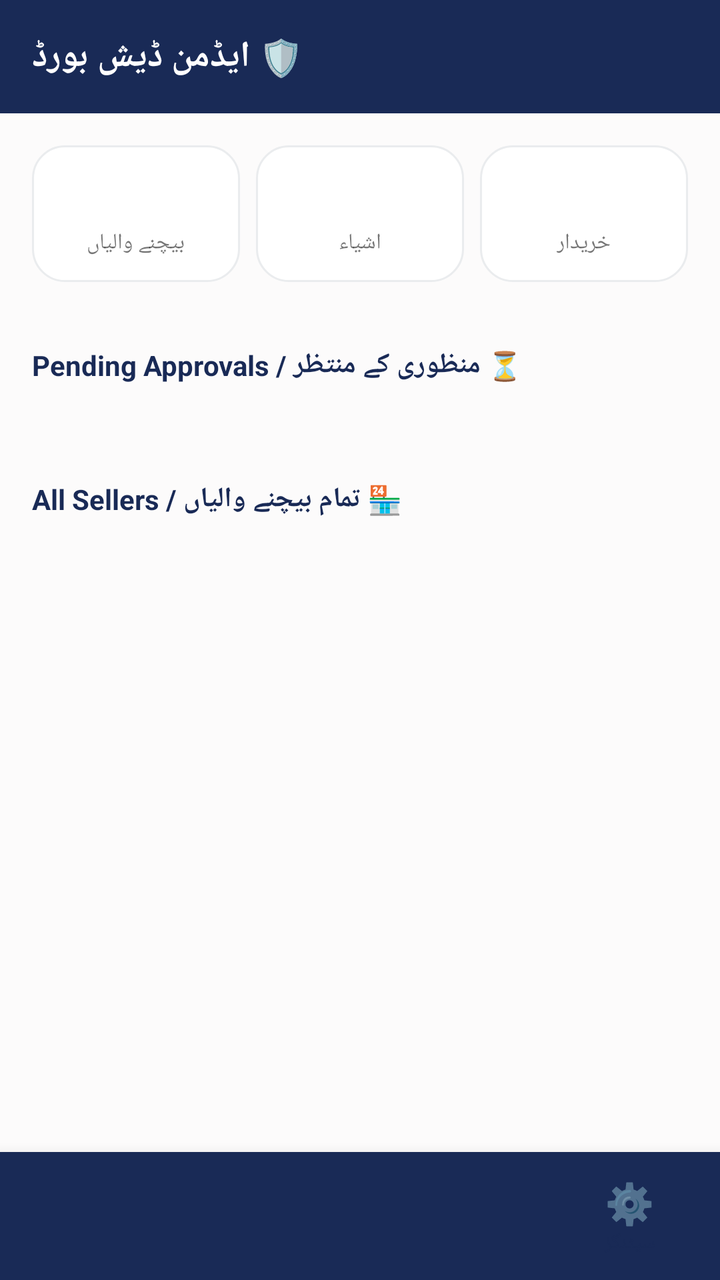
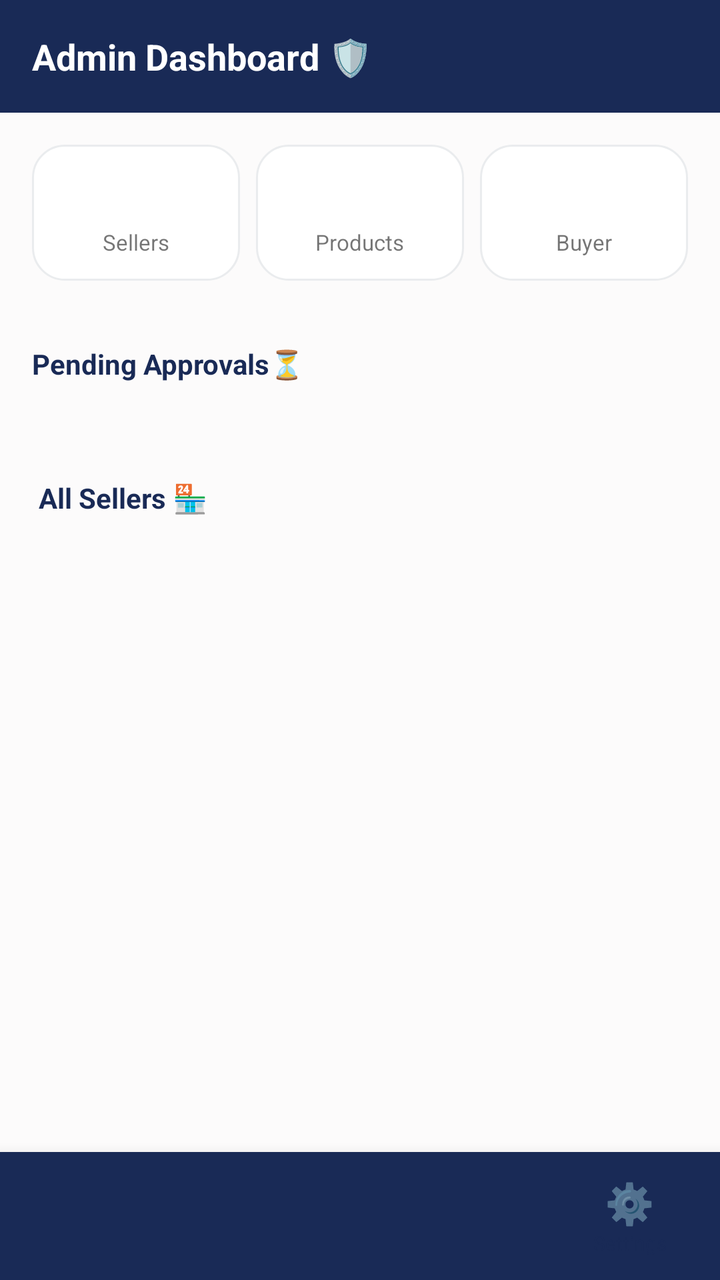

Screens rendered from an Android XML layout before and after an edit, with the pre-edit source and the edit as a unified diff.
<!-- AndroidManifest.xml: application theme Theme.SheEmpower -->
<!-- res/layout/activity_admin_dashboard.xml -->
<?xml version="1.0" encoding="utf-8"?>
<LinearLayout xmlns:android="http://schemas.android.com/apk/res/android"
    android:layout_width="match_parent" android:layout_height="match_parent"
    android:background="?android:attr/windowBackground"
    android:orientation="vertical">

    <ScrollView android:layout_width="match_parent" android:layout_height="0dp" android:layout_weight="1">
        <LinearLayout android:layout_width="match_parent" android:layout_height="wrap_content" android:orientation="vertical">

            <LinearLayout android:layout_width="match_parent" android:layout_height="wrap_content"
                android:background="#192A56" android:padding="16dp" android:orientation="vertical">
                <TextView android:layout_width="wrap_content" android:layout_height="wrap_content"
                    android:text="🛡️ ایڈمن ڈیش بورڈ" android:textColor="#FFFFFF" android:textSize="18sp" android:textStyle="bold" />
            </LinearLayout>

            <GridLayout android:layout_width="match_parent" android:layout_height="wrap_content" android:columnCount="3" android:padding="12dp">
                <LinearLayout android:layout_width="0dp" android:layout_columnWeight="1" android:layout_height="wrap_content"
                    android:orientation="vertical" android:background="@drawable/bg_skeu_card" android:padding="12dp" android:layout_margin="4dp" android:gravity="center">
                    <TextView android:id="@+id/tvTotalSellers" android:layout_width="wrap_content" android:layout_height="wrap_content" android:textSize="22sp" android:textStyle="bold" android:textColor="#192A56" />
                    <TextView android:layout_width="wrap_content" android:layout_height="wrap_content" android:text="بیچنے والیاں" android:textSize="11sp" />
                </LinearLayout>

                <LinearLayout android:id="@+id/layoutProductsStat" android:layout_width="0dp" android:layout_columnWeight="1" android:layout_height="wrap_content"
                    android:orientation="vertical" android:background="@drawable/bg_skeu_card" android:padding="12dp" android:layout_margin="4dp" android:gravity="center"
                    android:clickable="true" android:focusable="true">
                    <TextView android:id="@+id/tvTotalProducts" android:layout_width="wrap_content" android:layout_height="wrap_content" android:textSize="22sp" android:textStyle="bold" android:textColor="#4CAF50" />
                    <TextView android:layout_width="wrap_content" android:layout_height="wrap_content" android:text="اشیاء" android:textSize="11sp" />
                </LinearLayout>

                <LinearLayout android:layout_width="0dp" android:layout_columnWeight="1" android:layout_height="wrap_content"
                    android:orientation="vertical" android:background="@drawable/bg_skeu_card" android:padding="12dp" android:layout_margin="4dp" android:gravity="center">
                    <TextView android:id="@+id/tvTotalBuyers" android:layout_width="wrap_content" android:layout_height="wrap_content" android:textSize="22sp" android:textStyle="bold" android:textColor="#FFA000" />
                    <TextView android:layout_width="wrap_content" android:layout_height="wrap_content" android:text="خریدار" android:textSize="11sp" />
                </LinearLayout>
            </GridLayout>

            <TextView android:id="@+id/tvPendingCount"
                android:layout_width="wrap_content" android:layout_height="wrap_content"
                android:text="⏳ منظوری کے منتظر / Pending Approvals" android:textStyle="bold" android:textColor="#192A56"
                android:layout_margin="16dp" />

            <TextView android:id="@+id/tvEmptyPending"
                android:layout_width="match_parent" android:layout_height="wrap_content"
                android:text="کوئی درخواست منظوری کے لیے نہیں" android:gravity="center"
                android:textColor="#888888" android:layout_marginHorizontal="16dp" android:visibility="gone" />

            <androidx.recyclerview.widget.RecyclerView android:id="@+id/rvPending"
                android:layout_width="match_parent" android:layout_height="wrap_content"
                android:padding="8dp" android:nestedScrollingEnabled="false" />

            <TextView
                android:layout_width="wrap_content" android:layout_height="wrap_content"
                android:text="🏪 تمام بیچنے والیاں / All Sellers" android:textStyle="bold" android:textColor="#192A56"
                android:layout_margin="16dp" />

            <androidx.recyclerview.widget.RecyclerView android:id="@+id/rvAllSellers"
                android:layout_width="match_parent" android:layout_height="wrap_content"
                android:padding="8dp" android:nestedScrollingEnabled="false" android:layout_marginBottom="20dp" />

        </LinearLayout>
    </ScrollView>

    <include layout="@layout/bottom_nav_bar" android:id="@+id/bottomNav" />
</LinearLayout>
<!-- res/layout/bottom_nav_bar.xml (included above) -->
<?xml version="1.0" encoding="utf-8"?>
<LinearLayout
    xmlns:android="http://schemas.android.com/apk/res/android"
    android:id="@+id/bottomNav"
    android:layout_width="match_parent"
    android:layout_height="64dp"
    android:orientation="horizontal"
    android:background="#192A56"
    android:elevation="12dp">

    
    <LinearLayout
        android:id="@+id/navItem1"
        android:layout_width="0dp"
        android:layout_height="match_parent"
        android:layout_weight="1"
        android:orientation="vertical"
        android:gravity="center"
        android:clickable="true"
        android:focusable="true">

        <TextView
            android:id="@+id/navIcon1"
            android:layout_width="wrap_content"
            android:layout_height="wrap_content"
            android:textSize="20sp"/>

        <TextView
            android:id="@+id/navLabel1"
            android:layout_width="wrap_content"
            android:layout_height="wrap_content"
            android:textSize="10sp"
            android:textColor="@color/text_primary"/>

    </LinearLayout>

    
    <LinearLayout
        android:id="@+id/navItem2"
        android:layout_width="0dp"
        android:layout_height="match_parent"
        android:layout_weight="1"
        android:orientation="vertical"
        android:gravity="center"
        android:clickable="true"
        android:focusable="true">

        <TextView
            android:id="@+id/navIcon2"
            android:layout_width="wrap_content"
            android:layout_height="wrap_content"
            android:textSize="20sp"/>

        <TextView
            android:id="@+id/navLabel2"
            android:layout_width="wrap_content"
            android:layout_height="wrap_content"
            android:textSize="10sp"
            android:textColor="@color/text_primary"/>

    </LinearLayout>

    
    <LinearLayout
        android:id="@+id/navItem3"
        android:layout_width="0dp"
        android:layout_height="match_parent"
        android:layout_weight="1"
        android:orientation="vertical"
        android:gravity="center"
        android:clickable="true"
        android:focusable="true">

        <TextView
            android:id="@+id/navIcon3"
            android:layout_width="wrap_content"
            android:layout_height="wrap_content"
            android:textSize="20sp"/>

        <TextView
            android:id="@+id/navLabel3"
            android:layout_width="wrap_content"
            android:layout_height="wrap_content"
            android:textSize="10sp"
            android:textColor="@color/text_primary"/>

    </LinearLayout>

    
    <LinearLayout
        android:id="@+id/navItem4"
        android:layout_width="0dp"
        android:layout_height="match_parent"
        android:layout_weight="1"
        android:orientation="vertical"
        android:gravity="center"
        android:clickable="true"
        android:focusable="true">

        <TextView
            android:id="@+id/navIcon4"
            android:layout_width="wrap_content"
            android:layout_height="wrap_content"
            android:text="⚙️"
            android:textSize="20sp"/>

        <TextView
            android:id="@+id/navLabel4"
            android:layout_width="wrap_content"
            android:layout_height="wrap_content"
            android:text="سیٹنگز"
            android:textSize="10sp"
            android:textColor="@color/text_primary"/>

    </LinearLayout>

</LinearLayout>
<!-- resources referenced by this layout -->
<resources>
  <color name="text_primary">#192A56</color>
  <!-- drawable bg_skeu_card (drawable) -->
  <?xml version="1.0" encoding="utf-8"?>
  <shape xmlns:android="http://schemas.android.com/apk/res/android"
      android:shape="rectangle">
      <solid android:color="@color/white" />
      <corners android:radius="16dp" />
      <stroke android:color="@color/card_border" android:width="1dp" />
  </shape>
  <style name="Theme.SheEmpower" parent="Theme.AppCompat.Light.NoActionBar">
          <item name="colorPrimary">@color/primary</item>
          <item name="colorPrimaryDark">@color/primary_dark</item>
          <item name="colorAccent">@color/accent</item>
          <item name="android:windowBackground">@color/background</item>
          <item name="android:colorBackground">@color/background</item>
          <item name="android:textColorPrimary">@color/text_primary</item>
          <item name="android:textColorSecondary">@color/text_secondary</item>
          <item name="android:statusBarColor">@color/primary_dark</item>
      </style>
  <color name="white">#FFFFFF</color>
  <color name="card_border">#EAECEE</color>
  <color name="primary">#192A56</color>
  kkkkkkkkk
  <color name="primary_dark">#0F1B3D</color>
  <color name="accent">#F7D794</color>
  <color name="background">#FCFBFB</color>
  <color name="text_secondary">#6B7A99</color>
</resources>

<!-- the commit's change to res/layout/activity_admin_dashboard.xml (unified diff, before → after) -->
@@ -10,38 +10,38 @@
             <LinearLayout android:layout_width="match_parent" android:layout_height="wrap_content"
                 android:background="#192A56" android:padding="16dp" android:orientation="vertical">
                 <TextView android:layout_width="wrap_content" android:layout_height="wrap_content"
-                    android:text="🛡️ ایڈمن ڈیش بورڈ" android:textColor="#FFFFFF" android:textSize="18sp" android:textStyle="bold" />
+                    android:text="Admin Dashboard 🛡️ " android:textColor="#FFFFFF" android:textSize="18sp" android:textStyle="bold" />
             </LinearLayout>
 
             <GridLayout android:layout_width="match_parent" android:layout_height="wrap_content" android:columnCount="3" android:padding="12dp">
                 <LinearLayout android:layout_width="0dp" android:layout_columnWeight="1" android:layout_height="wrap_content"
                     android:orientation="vertical" android:background="@drawable/bg_skeu_card" android:padding="12dp" android:layout_margin="4dp" android:gravity="center">
                     <TextView android:id="@+id/tvTotalSellers" android:layout_width="wrap_content" android:layout_height="wrap_content" android:textSize="22sp" android:textStyle="bold" android:textColor="#192A56" />
-                    <TextView android:layout_width="wrap_content" android:layout_height="wrap_content" android:text="بیچنے والیاں" android:textSize="11sp" />
+                    <TextView android:layout_width="wrap_content" android:layout_height="wrap_content" android:text="Sellers" android:textSize="11sp" />
                 </LinearLayout>
 
                 <LinearLayout android:id="@+id/layoutProductsStat" android:layout_width="0dp" android:layout_columnWeight="1" android:layout_height="wrap_content"
                     android:orientation="vertical" android:background="@drawable/bg_skeu_card" android:padding="12dp" android:layout_margin="4dp" android:gravity="center"
                     android:clickable="true" android:focusable="true">
                     <TextView android:id="@+id/tvTotalProducts" android:layout_width="wrap_content" android:layout_height="wrap_content" android:textSize="22sp" android:textStyle="bold" android:textColor="#4CAF50" />
-                    <TextView android:layout_width="wrap_content" android:layout_height="wrap_content" android:text="اشیاء" android:textSize="11sp" />
+                    <TextView android:layout_width="wrap_content" android:layout_height="wrap_content" android:text="Products" android:textSize="11sp" />
                 </LinearLayout>
 
                 <LinearLayout android:layout_width="0dp" android:layout_columnWeight="1" android:layout_height="wrap_content"
                     android:orientation="vertical" android:background="@drawable/bg_skeu_card" android:padding="12dp" android:layout_margin="4dp" android:gravity="center">
                     <TextView android:id="@+id/tvTotalBuyers" android:layout_width="wrap_content" android:layout_height="wrap_content" android:textSize="22sp" android:textStyle="bold" android:textColor="#FFA000" />
-                    <TextView android:layout_width="wrap_content" android:layout_height="wrap_content" android:text="خریدار" android:textSize="11sp" />
+                    <TextView android:layout_width="wrap_content" android:layout_height="wrap_content" android:text="Buyer" android:textSize="11sp" />
                 </LinearLayout>
             </GridLayout>
 
             <TextView android:id="@+id/tvPendingCount"
                 android:layout_width="wrap_content" android:layout_height="wrap_content"
-                android:text="⏳ منظوری کے منتظر / Pending Approvals" android:textStyle="bold" android:textColor="#192A56"
+                android:text="Pending Approvals⏳ " android:textStyle="bold" android:textColor="#192A56"
                 android:layout_margin="16dp" />
 
             <TextView android:id="@+id/tvEmptyPending"
                 android:layout_width="match_parent" android:layout_height="wrap_content"
-                android:text="کوئی درخواست منظوری کے لیے نہیں" android:gravity="center"
+                android:text="No Application for Approval" android:gravity="center"
                 android:textColor="#888888" android:layout_marginHorizontal="16dp" android:visibility="gone" />
 
             <androidx.recyclerview.widget.RecyclerView android:id="@+id/rvPending"
@@ -50,7 +50,7 @@
 
             <TextView
                 android:layout_width="wrap_content" android:layout_height="wrap_content"
-                android:text="🏪 تمام بیچنے والیاں / All Sellers" android:textStyle="bold" android:textColor="#192A56"
+                android:text=" All Sellers 🏪" android:textStyle="bold" android:textColor="#192A56"
                 android:layout_margin="16dp" />
 
             <androidx.recyclerview.widget.RecyclerView android:id="@+id/rvAllSellers"
@@ -173,7 +173,7 @@
             android:id="@+id/navLabel4"
             android:layout_width="wrap_content"
             android:layout_height="wrap_content"
-            android:text="سیٹنگز"
+            android:text="Settings"
             android:textSize="10sp"
             android:textColor="@color/text_primary"/>
 
